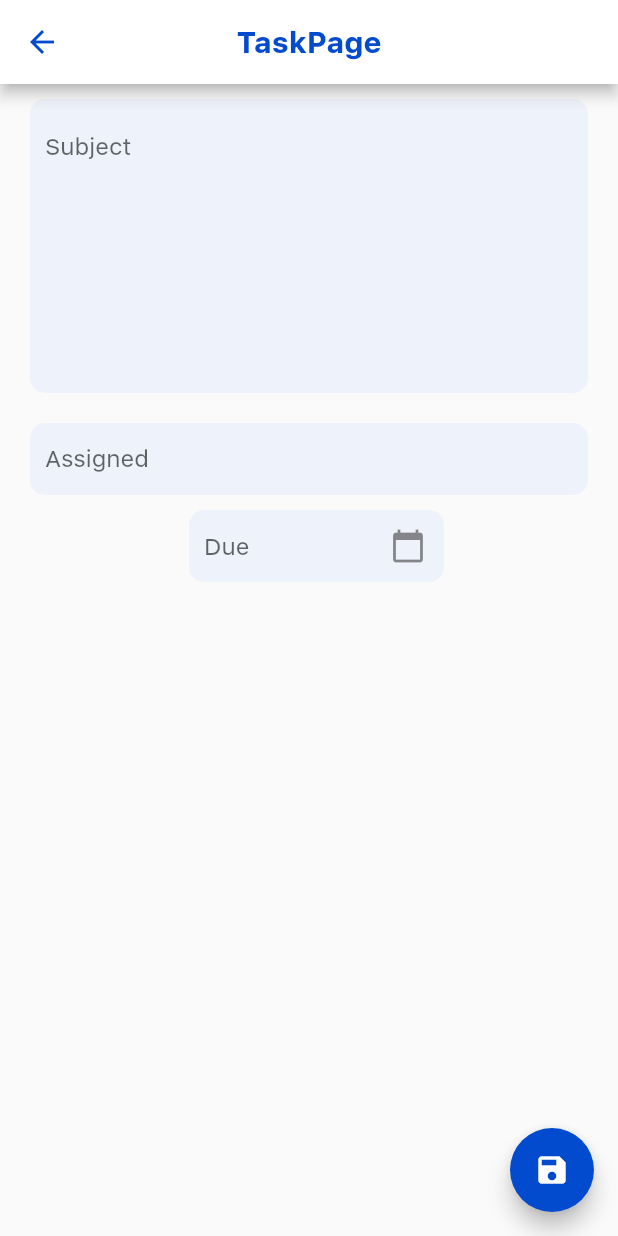
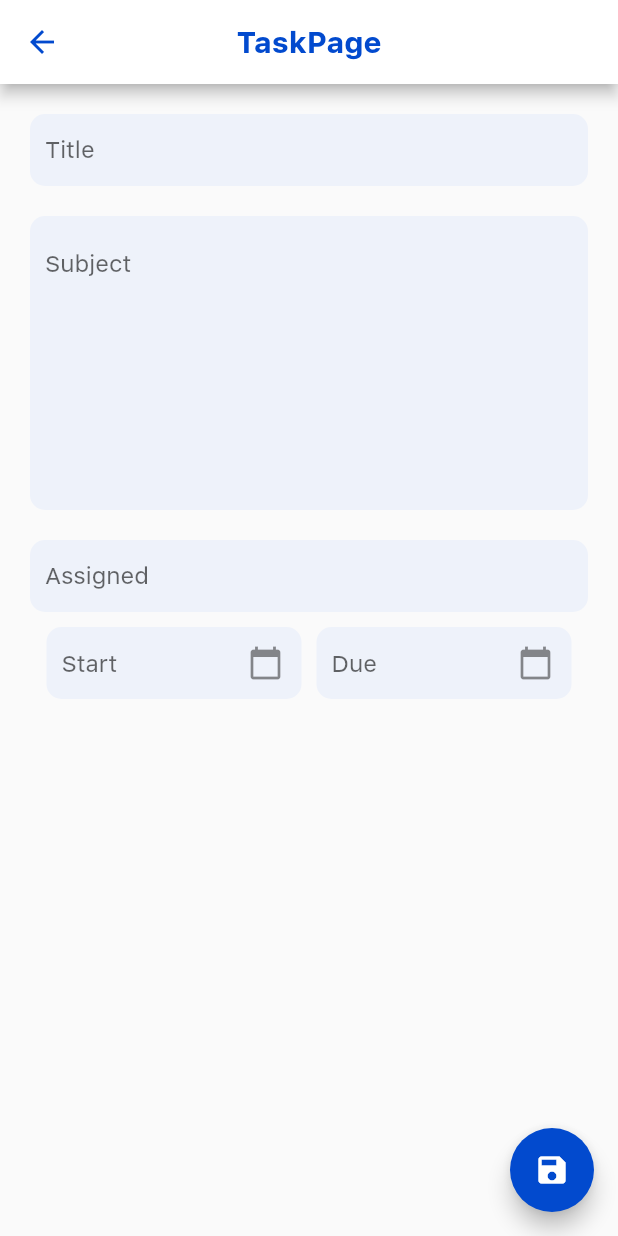
Before and after one commit to Rafarache/TaskManagerApp, a Flutter app: the screen it shows after launch, after a tap on "Quick Task", on a phone screen of 412 x 824 dp. Run offline on Flutter 3.47's test engine with Material 2 defaults, Android fonts, the phone set to English and light mode, and no system bars; our stand-ins replace sqflite; accounts and stored records are empty.

Commit message:
Fix TaskPage bug

```diff
--- a/lib/Model/taskHelper.dart
+++ b/lib/Model/taskHelper.dart
@@ -7,6 +7,8 @@ class Task {
   String subject;
   String assigned;
   String due;
+
+  List<Task> done;
 
   Task();
 
@@ -65,7 +67,7 @@ class TaskHelper {
   Future<Database> initDb() async {
     final databasesPath = await getDatabasesPath();
 
-    final path = join(databasesPath, "tasksnew3.db");
+    final path = join(databasesPath, "tasksnew00001.db");
 
     return await openDatabase(path, version: 1,
         onCreate: (Database db, int newerVersion) async {
@@ -133,7 +135,7 @@ class TaskHelper {
   Future<List> getAllTasks() async {
     Database dbTask = await db;
     List listMap = await dbTask.rawQuery("SELECT * FROM $taskTable");
-    List<Task> listTask = List();
+    List<Task> listTask = [];
 
     for (Map m in listMap) {
       listTask.add(Task.fromMap(m));
--- a/lib/View/AddTask/TaskPage.dart
+++ b/lib/View/AddTask/TaskPage.dart
@@ -53,6 +53,29 @@ class _TaskPageState extends State<TaskPage> {
                 color: Color(0XFFEEF2FA),
                 borderRadius: BorderRadius.circular(10),
               ),
+              margin: EdgeInsets.only(left: 20, right: 20, bottom: 10, top: 20),
+              child: Padding(
+                padding: const EdgeInsets.only(left: 10.0),
+                child: TextField(
+                  controller: _titleController,
+                  decoration: InputDecoration(
+                    contentPadding: EdgeInsets.only(right: 10),
+                    hintText: 'Title',
+                    border: InputBorder.none,
+                  ),
+                  onChanged: (text) {
+                    setState(() {
+                      _editedTask.title = text;
+                    });
+                  },
+                ),
+              ),
+            ),
+            Container(
+              decoration: BoxDecoration(
+                color: Color(0XFFEEF2FA),
+                borderRadius: BorderRadius.circular(10),
+              ),
               margin: EdgeInsets.only(left: 20, right: 20, top: 10),
               child: Padding(
                 padding: const EdgeInsets.all(10),
@@ -96,6 +119,24 @@ class _TaskPageState extends State<TaskPage> {
             Row(
               mainAxisAlignment: MainAxisAlignment.center,
               children: [
+                Flexible(
+                  child: Container(
+                    width: 170,
+                    decoration: BoxDecoration(
+                      color: Color(0XFFEEF2FA),
+                      borderRadius: BorderRadius.circular(10),
+                    ),
+                    child: TextField(
+                      keyboardType: TextInputType.emailAddress,
+                      decoration: InputDecoration(
+                        hintText: 'Start',
+                        border: InputBorder.none,
+                        suffixIcon: Icon(Icons.calendar_today),
+                        contentPadding: EdgeInsets.only(left: 10, top: 15),
+                      ),
+                    ),
+                  ),
+                ),
                 SizedBox(
                   width: 10,
                 ),
--- a/lib/View/Home/HomePage.dart
+++ b/lib/View/Home/HomePage.dart
@@ -36,9 +36,7 @@ class _HomeState extends State<Home> {
         backgroundColor: Color(0xFFEEF3F2),
         appBar: AppBar(
           leading: GestureDetector(
-            onTap: () {
-              print("ola");
-            },
+            onTap: () {},
             child: Icon(Icons.menu_open),
           ),
           centerTitle: true,
@@ -174,7 +172,7 @@ class _HomeState extends State<Home> {
           ),
           width: 340.0,
           decoration: BoxDecoration(
-            color: Colors.white,
+            color: Colors.grey[300],
             border: Border(
               left: BorderSide(color: Colors.amber, width: 7.0),
             ),
```
